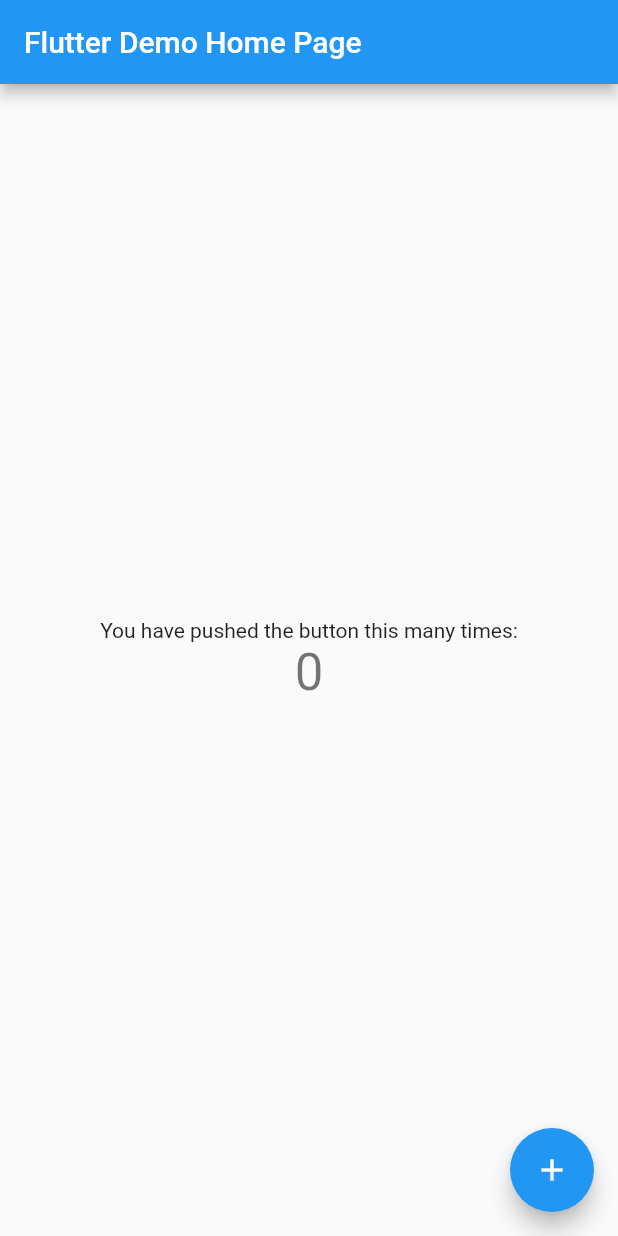
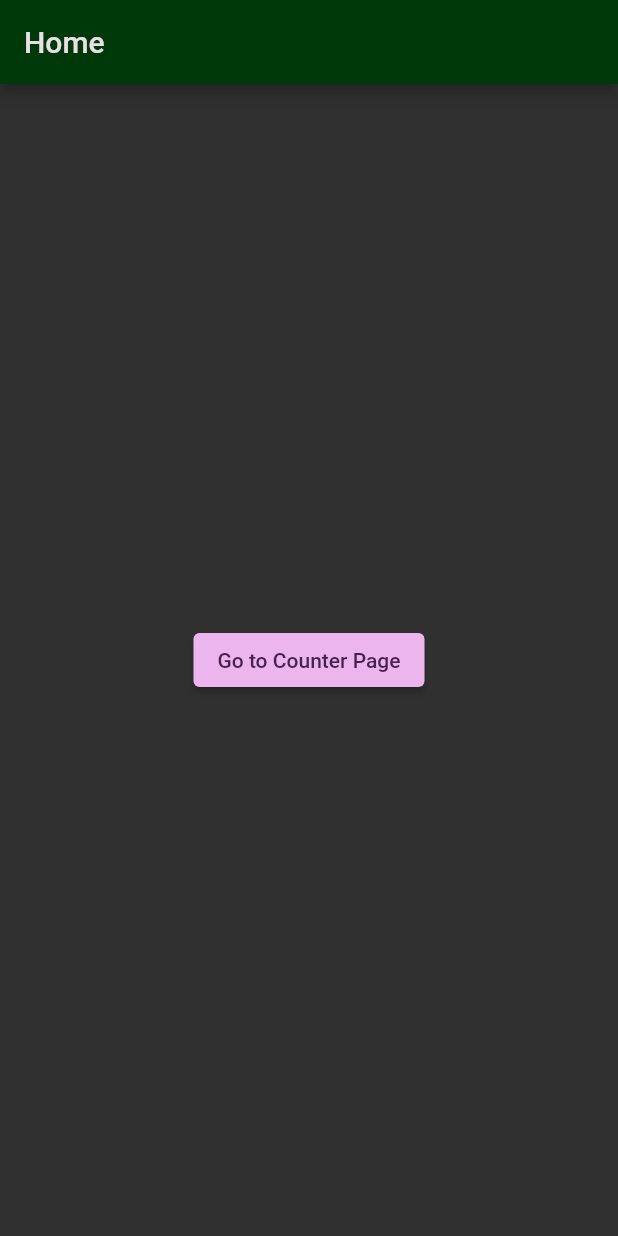
Before and after one commit to DidinAmarudinn/learn-riverpod, a Flutter app: the screen it shows after launch, on a phone screen of 412 x 824 dp. Run offline on Flutter 3.47's test engine with Material 2 defaults, Android fonts, the phone set to English and light mode, and no system bars; our stand-ins replace flutter_riverpod.

Commit message:
create counter page

```diff
--- a/lib/main.dart
+++ b/lib/main.dart
@@ -1,7 +1,13 @@
 import 'package:flutter/material.dart';
+import 'package:flutter_riverpod/flutter_riverpod.dart';
 
+final counterProvider = StateProvider((ref) => 0);
 void main() {
-  runApp(const MyApp());
+  runApp(
+    const ProviderScope(
+      child: MyApp(),
+    ),
+  );
 }
 
 class MyApp extends StatelessWidget {
@@ -11,105 +17,63 @@ class MyApp extends StatelessWidget {
   @override
   Widget build(BuildContext context) {
     return MaterialApp(
-      title: 'Flutter Demo',
+      title: 'Counter App',
+      debugShowCheckedModeBanner: false,
       theme: ThemeData(
-        // This is the theme of your application.
-        //
-        // Try running your application with "flutter run". You'll see the
-        // application has a blue toolbar. Then, without quitting the app, try
-        // changing the primarySwatch below to Colors.green and then invoke
-        // "hot reload" (press "r" in the console where you ran "flutter run",
-        // or simply save your changes to "hot reload" in a Flutter IDE).
-        // Notice that the counter didn't reset back to zero; the application
-        // is not restarted.
-        primarySwatch: Colors.blue,
-      ),
-      home: const MyHomePage(title: 'Flutter Demo Home Page'),
+          colorScheme: ColorScheme.fromSeed(
+        seedColor: Colors.purple,
+        brightness: Brightness.dark,
+        surface: const Color(0xFF003909),
+      )),
+      home: const HomePage(),
     );
   }
 }
 
-class MyHomePage extends StatefulWidget {
-  const MyHomePage({super.key, required this.title});
-
-  // This widget is the home page of your application. It is stateful, meaning
-  // that it has a State object (defined below) that contains fields that affect
-  // how it looks.
-
-  // This class is the configuration for the state. It holds the values (in this
-  // case the title) provided by the parent (in this case the App widget) and
-  // used by the build method of the State. Fields in a Widget subclass are
-  // always marked "final".
-
-  final String title;
-
-  @override
-  State<MyHomePage> createState() => _MyHomePageState();
-}
-
-class _MyHomePageState extends State<MyHomePage> {
-  int _counter = 0;
-
-  void _incrementCounter() {
-    setState(() {
-      // This call to setState tells the Flutter framework that something has
-      // changed in this State, which causes it to rerun the build method below
-      // so that the display can reflect the updated values. If we changed
-      // _counter without calling setState(), then the build method would not be
-      // called again, and so nothing would appear to happen.
-      _counter++;
-    });
-  }
+class HomePage extends StatelessWidget {
+  const HomePage({Key? key}) : super(key: key);
 
   @override
   Widget build(BuildContext context) {
-    // This method is rerun every time setState is called, for instance as done
-    // by the _incrementCounter method above.
-    //
-    // The Flutter framework has been optimized to make rerunning build methods
-    // fast, so that you can just rebuild anything that needs updating rather
-    // than having to individually change instances of widgets.
     return Scaffold(
       appBar: AppBar(
-        // Here we take the value from the MyHomePage object that was created by
-        // the App.build method, and use it to set our appbar title.
-        title: Text(widget.title),
+        title: const Text('Home'),
       ),
       body: Center(
-        // Center is a layout widget. It takes a single child and positions it
-        // in the middle of the parent.
-        child: Column(
-          // Column is also a layout widget. It takes a list of children and
-          // arranges them vertically. By default, it sizes itself to fit its
-          // children horizontally, and tries to be as tall as its parent.
-          //
-          // Invoke "debug painting" (press "p" in the console, choose the
-          // "Toggle Debug Paint" action from the Flutter Inspector in Android
-          // Studio, or the "Toggle Debug Paint" command in Visual Studio Code)
-          // to see the wireframe for each widget.
-          //
-          // Column has various properties to control how it sizes itself and
-          // how it positions its children. Here we use mainAxisAlignment to
-          // center the children vertically; the main axis here is the vertical
-          // axis because Columns are vertical (the cross axis would be
-          // horizontal).
-          mainAxisAlignment: MainAxisAlignment.center,
-          children: <Widget>[
-            const Text(
-              'You have pushed the button this many times:',
-            ),
-            Text(
-              '$_counter',
-              style: Theme.of(context).textTheme.headline4,
-            ),
-          ],
+        child: ElevatedButton(
+          child: const Text('Go to Counter Page'),
+          onPressed: () {
+            Navigator.of(context).push(
+              MaterialPageRoute(
+                builder: ((context) => const CounterPage()),
+              ),
+            );
+          },
         ),
       ),
-      floatingActionButton: FloatingActionButton(
-        onPressed: _incrementCounter,
-        tooltip: 'Increment',
-        child: const Icon(Icons.add),
-      ), // This trailing comma makes auto-formatting nicer for build methods.
     );
   }
 }
+
+class CounterPage extends StatelessWidget {
+  const CounterPage({super.key});
+
+  @override
+  Widget build(BuildContext context) {
+    return Scaffold(
+      appBar: AppBar(
+        title: const Text("Counter"),
+      ),
+      floatingActionButton: FloatingActionButton(
+        onPressed: () {},
+        child: const Icon(Icons.add),
+      ),
+      body: Center(
+        child: Text(
+          "0",
+          style: Theme.of(context).textTheme.displayMedium,
+        ),
+      ),
+    );
+  }
+}
--- a/pubspec.yaml
+++ b/pubspec.yaml
@@ -32,7 +32,7 @@ dependencies:
   flutter:
     sdk: flutter
 
-  riverpod: ^2.1.1
+  flutter_riverpod: ^2.1.1
 
 
   # The following adds the Cupertino Icons font to your application.
```
Also changed, not shown: pubspec.lock.
